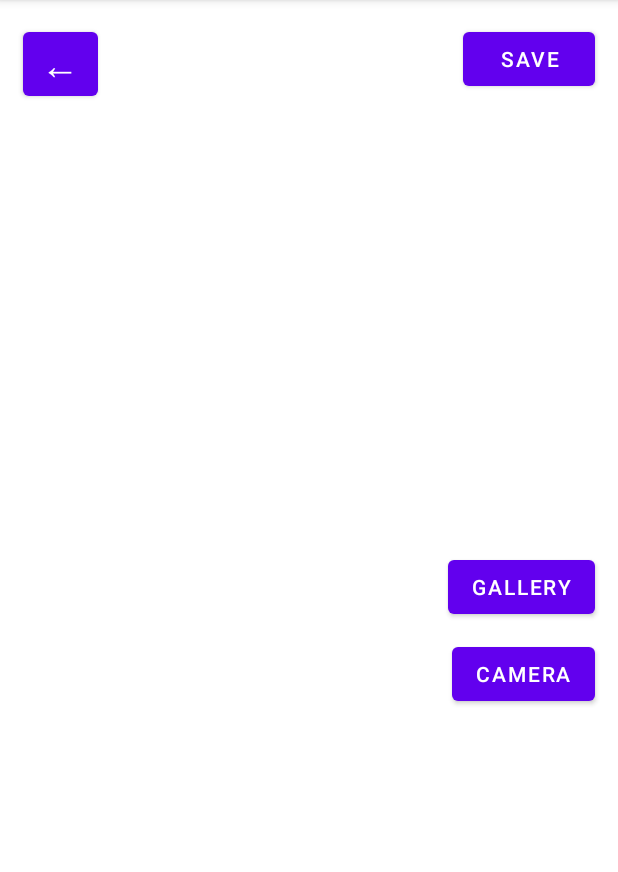
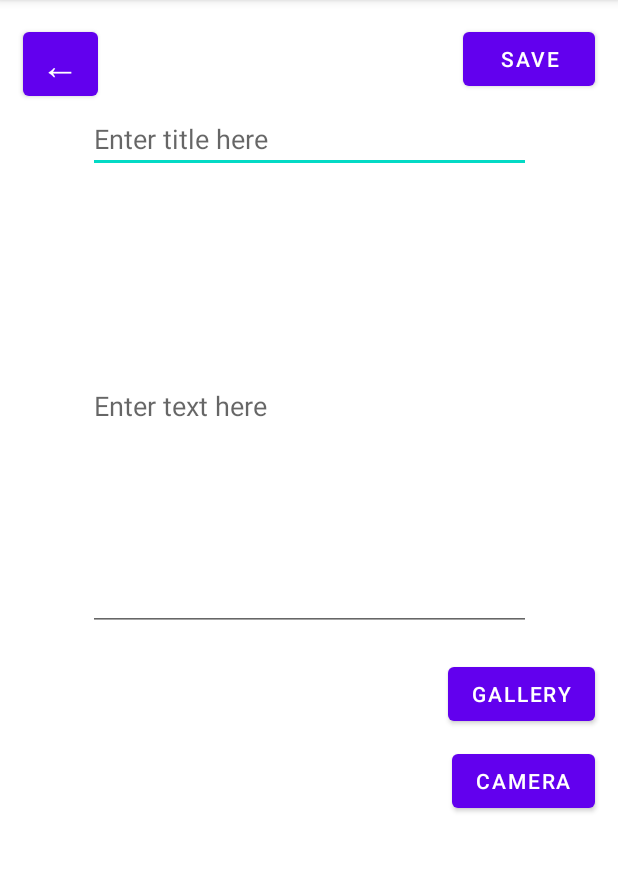
Before and after one commit to Thom719c/AndroidApplication-MobileDevelopment, an Android app: the NoteActivity screen opened directly, with no data from a screen before it, on a phone screen of 412 x 824 dp, the part 84-956 px from its top. Run offline under Robolectric (Android 15) with nearby library versions, the phone set to English and light mode, and no system bars; our stand-ins replace Firebase (no records; nobody signed in at launch, a user with empty details on screens opened directly); 1 statement that could not run was skipped.

Commit message:
trying to add title

```diff
--- a/MyFirebaseApplication/app/src/main/java/com/example/myfirebaseapplication/NoteActivity.java
+++ b/MyFirebaseApplication/app/src/main/java/com/example/myfirebaseapplication/NoteActivity.java
@@ -12,6 +12,7 @@ import android.net.Uri;
 import android.os.Bundle;
 import android.view.View;
 import android.widget.Button;
+import android.widget.EditText;
 import android.widget.ImageView;
 import android.widget.TextView;
 
@@ -24,7 +25,8 @@ import java.io.IOException;
 
 public class NoteActivity extends AppCompatActivity {
 
-    private TextView textView;
+    private EditText editTextTitle;
+    private EditText editText;
 
     // TESTING
     private static final int REQUEST_IMAGE_PICKER = 1;
@@ -42,16 +44,19 @@ public class NoteActivity extends AppCompatActivity {
         super.onCreate(savedInstanceState);
         setContentView(R.layout.activity_note);
 
-        textView = findViewById(R.id.textView);
+        editTextTitle = findViewById(R.id.editTextTitle);
+        editText = findViewById(R.id.editText);
         imageView = findViewById(R.id.imageView);
 
         Intent intent = getIntent();
         docId = intent.getStringExtra("docId");
         String txt = intent.getStringExtra("text");
+        String title = intent.getStringExtra("title");
         String imageName = intent.getStringExtra("imageName");
         String imageUrl = intent.getStringExtra("imageUrl");
 
-        textView.setText(txt);
+        editTextTitle.setText(title);
+        editText.setText(txt);
 
         //firebaseStorageService.getImage(this, docId, imageView);
         if (!imageUrl.isEmpty()) {
@@ -109,9 +114,11 @@ public class NoteActivity extends AppCompatActivity {
     );
 
     public void savePressed(View view) {
-        if (selectedImageUri != null) {
+        String title = editTextTitle.getText().toString().trim();
+        String text = editText.getText().toString().trim();
+        if (!text.isEmpty() || selectedImageUri != null) {
             // Upload the image file to Firebase Storage and add the url to note
-            firebaseStorageService.uploadImage(selectedImageUri, docId);
+            firebaseStorageService.updateNote(title, text, selectedImageUri, docId);
         }
         finish();
     }
--- a/MyFirebaseApplication/app/src/main/res/layout/activity_note.xml
+++ b/MyFirebaseApplication/app/src/main/res/layout/activity_note.xml
@@ -6,6 +6,31 @@
     android:layout_height="match_parent"
     tools:context=".NoteActivity">
 
+    <EditText
+        android:id="@+id/editTextTitle"
+        android:layout_width="295dp"
+        android:layout_height="45dp"
+        android:layout_marginTop="70dp"
+        android:hint="Enter title here"
+        android:textSize="18sp"
+        app:layout_constraintEnd_toEndOf="parent"
+        app:layout_constraintStart_toStartOf="parent"
+        app:layout_constraintTop_toTopOf="parent" />
+
+    <EditText
+        android:id="@+id/editText"
+        android:layout_width="295dp"
+        android:layout_height="300dp"
+        android:layout_marginTop="5dp"
+        android:hint="Enter text here"
+        android:inputType="textMultiLine"
+        android:maxLines="10"
+        android:textSize="18sp"
+        app:layout_constraintEnd_toEndOf="parent"
+        app:layout_constraintHorizontal_bias="0.504"
+        app:layout_constraintStart_toStartOf="parent"
+        app:layout_constraintTop_toBottomOf="@+id/editTextTitle" />
+
     <ImageView
         android:id="@+id/imageView"
         android:layout_width="191dp"
@@ -13,9 +38,10 @@
         android:layout_marginStart="56dp"
         android:layout_marginTop="17dp"
         android:layout_marginEnd="24dp"
-        app:layout_constraintEnd_toStartOf="@+id/button"
+        app:layout_constraintEnd_toStartOf="@+id/galleryButton"
+        app:layout_constraintHorizontal_bias="1.0"
         app:layout_constraintStart_toStartOf="parent"
-        app:layout_constraintTop_toBottomOf="@+id/textView"
+        app:layout_constraintTop_toBottomOf="@+id/editText"
         tools:srcCompat="@tools:sample/avatars" />
 
     <Button
@@ -26,7 +52,7 @@
         android:layout_marginEnd="15dp"
         android:text="Gallery"
         app:layout_constraintEnd_toEndOf="parent"
-        app:layout_constraintTop_toBottomOf="@+id/textView" />
+        app:layout_constraintTop_toBottomOf="@+id/editText" />
 
     <Button
         android:id="@+id/cameraButton"
@@ -38,15 +64,18 @@
         app:layout_constraintEnd_toEndOf="parent"
         app:layout_constraintTop_toBottomOf="@+id/galleryButton" />
 
-    <TextView
-        android:id="@+id/textView"
-        android:layout_width="296dp"
-        android:layout_height="249dp"
-        android:layout_marginTop="100dp"
-        android:text="TextView"
+    <!--<EditText
+        android:id="@+id/editText"
+        android:layout_width="343dp"
+        android:layout_height="133dp"
+        android:layout_marginBottom="72dp"
+        android:hint="Enter text here"
+        android:inputType="textMultiLine"
+        android:maxLines="10"
+        android:textSize="18sp"
+        app:layout_constraintBottom_toBottomOf="parent"
         app:layout_constraintEnd_toEndOf="parent"
-        app:layout_constraintStart_toStartOf="parent"
-        app:layout_constraintTop_toTopOf="parent" />
+        app:layout_constraintStart_toStartOf="parent" />-->
 
     <Button
         android:id="@+id/goBack"
@@ -70,4 +99,5 @@
         android:text="Save"
         app:layout_constraintEnd_toEndOf="parent"
         app:layout_constraintTop_toTopOf="parent" />
+
 </androidx.constraintlayout.widget.ConstraintLayout>
```
Also changed, not shown: MyFirebaseApplication/app/src/main/java/com/example/myfirebaseapplication/MainActivity.java (+6 -1 lines), MyFirebaseApplication/app/src/main/java/com/example/myfirebaseapplication/model/Note.java (+7 -3 lines), MyFirebaseApplication/app/src/main/java/com/example/myfirebaseapplication/service/FirebaseService.java (+18 -4 lines), MyFirebaseApplication/app/src/main/java/com/example/myfirebaseapplication/service/FirebaseStorageService.java (+33 -1 lines), MyFirebaseApplication/app/src/main/res/layout/myrow.xml (+19 -5 lines).
